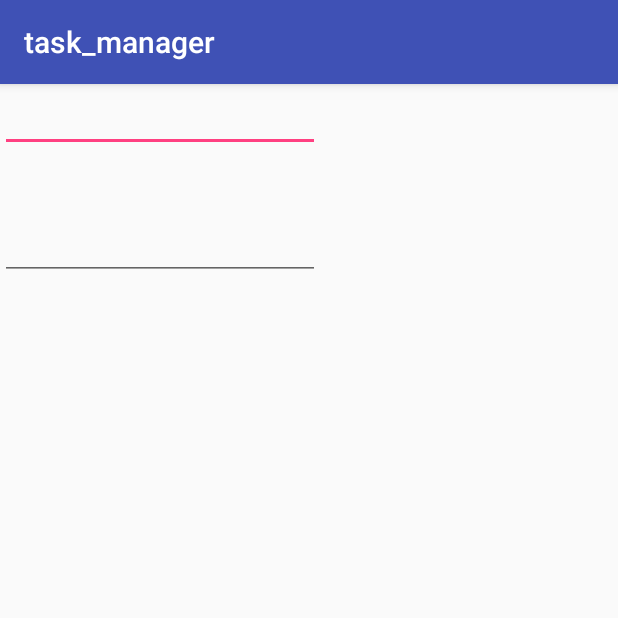
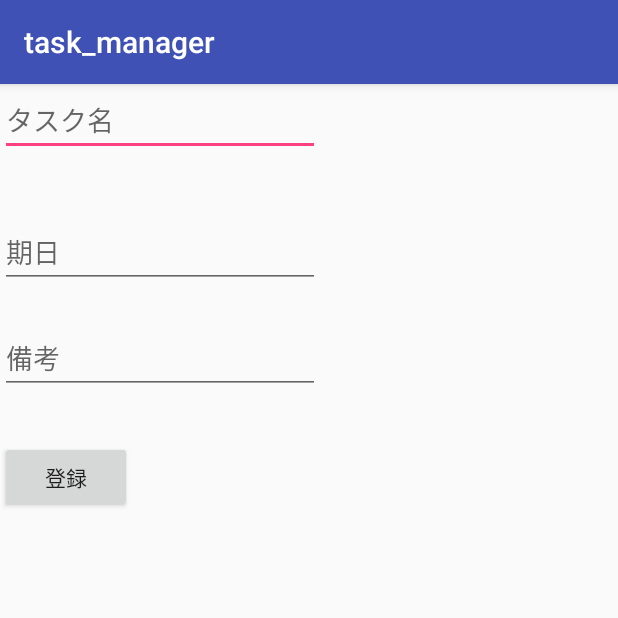
Before and after one commit to OhtaK/android_task_manager, an Android app: the screen it shows after launch (TaskActivity), after a tap on "タスク追加へ", on a phone screen of 412 x 824 dp, the top half of it. Run offline under Robolectric (Android 15) with nearby library versions, the phone set to English and light mode, and no system bars.

```diff
--- a/app/src/main/java/com/example/kota/task_manager/MainActivity.java
+++ b/app/src/main/java/com/example/kota/task_manager/MainActivity.java
@@ -5,13 +5,53 @@ import android.os.Bundle;
 import android.widget.Button;
 import android.view.View;
 import android.content.Intent;
+import android.database.Cursor;
+import android.database.sqlite.SQLiteDatabase;
 
 public class MainActivity extends AppCompatActivity {
+
+    private MySQLiteOpenHelper helper;
 
     @Override
     protected void onCreate(Bundle savedInstanceState) {
         super.onCreate(savedInstanceState);
         setContentView(R.layout.activity_main);
+
+        // DB作成
+        helper = new MySQLiteOpenHelper(getApplicationContext());
+
+        SQLiteDatabase db = helper.getReadableDatabase();
+        Cursor cursor = db.query(
+                "task",
+                new String[] {"title", "description", "limit_date", "create_date", "update_date"},
+                null,
+                null,
+                null,
+                null,
+                null
+        );
+
+        cursor.moveToFirst();
+
+        StringBuilder sbuilder = new StringBuilder();
+
+        for (int i = 0; i < cursor.getCount(); i++) {
+            sbuilder.append(cursor.getString(0));
+            sbuilder.append(",");
+            sbuilder.append(cursor.getString(1));
+            sbuilder.append(",");
+            sbuilder.append(cursor.getString(2));
+            sbuilder.append(",");
+            sbuilder.append(cursor.getString(3));
+            sbuilder.append(",");
+            sbuilder.append(cursor.getString(4));
+            sbuilder.append("点\n\n");
+            cursor.moveToNext();
+        }
+
+        cursor.close();
+
+        String result = sbuilder.toString();
 
         Button sendButton = findViewById(R.id.to_task_edit);
         sendButton.setOnClickListener(new View.OnClickListener() {
--- /dev/null
+++ b/app/src/main/java/com/example/kota/task_manager/MySQLiteOpenHelper.java
@@ -0,0 +1,78 @@
+package com.example.kota.task_manager;
+
+/**
+ * Created by keisuke-ota on 2019/05/03.
+ */
+
+import android.content.ContentValues;
+import android.content.Context;
+import android.database.sqlite.SQLiteDatabase;
+import android.database.sqlite.SQLiteOpenHelper;
+
+public class MySQLiteOpenHelper  extends SQLiteOpenHelper {
+
+    // データーベースのバージョン
+    private static final int DATABASE_VERSION = 1;
+
+    // データーベース情報を変数に格納
+    private static final String DATABASE_NAME = "taskManager.db";
+    private static final String TABLE_NAME = "task";
+    private static final String _ID = "_id";
+    private static final String COLUMN_NAME_TITLE = "title";
+    private static final String COLUMN_DESCRIPTION = "description";
+    private static final String COLUMN_LIMIT_DATE = "limit_date";
+    private static final String COLUMN_CREATE_DATE = "create_date";
+    private static final String COLUMN_UPDATE_DATE = "update_date";
+
+    private static final String SQL_CREATE_ENTRIES =
+            "CREATE TABLE " + TABLE_NAME + " (" +
+                    _ID + " INTEGER PRIMARY KEY," +
+                    COLUMN_NAME_TITLE + " TEXT," +
+                    COLUMN_DESCRIPTION + " TEXT," +
+                    COLUMN_LIMIT_DATE + " TEXT," +
+                    COLUMN_CREATE_DATE + " TEXT," +
+                    COLUMN_UPDATE_DATE + " TEXT)";
+
+    private static final String SQL_DELETE_ENTRIES =
+            "DROP TABLE IF EXISTS " + TABLE_NAME;
+
+
+    MySQLiteOpenHelper(Context context) {
+        super(context, DATABASE_NAME, null, DATABASE_VERSION);
+
+    }
+
+    @Override
+    public void onCreate(SQLiteDatabase db) {
+        db.execSQL(
+                SQL_CREATE_ENTRIES
+        );
+
+        saveData(db, "music1", "desc1", "2017-12-09 15:00:00", "2017-12-09 15:00:00", "2017-12-09 15:00:00");
+        saveData(db, "music2", "desc2", "2017-12-09 15:00:00", "2017-12-09 15:00:00", "2017-12-09 15:00:00");
+    }
+
+    // 参考：https://sankame.github.io/blog/2017-09-05-android_sqlite_db_upgrade/
+    @Override
+    public void onUpgrade(SQLiteDatabase db, int oldVersion, int newVersion) {
+        db.execSQL(
+                SQL_DELETE_ENTRIES
+        );
+        onCreate(db);
+    }
+
+    public void onDowngrade(SQLiteDatabase db, int oldVersion, int newVersion) {
+        onUpgrade(db, oldVersion, newVersion);
+    }
+
+    public static void saveData(SQLiteDatabase db, String title, String description, String limit_date, String create_date, String update_date){
+        ContentValues values = new ContentValues();
+        values.put("title", title);
+        values.put("description", description);
+        values.put("limit_date", limit_date);
+        values.put("create_date", create_date);
+        values.put("update_date", update_date);
+
+        db.insert(TABLE_NAME, null, values);
+    }
+}
--- a/app/src/main/java/com/example/kota/task_manager/TaskActivity.java
+++ b/app/src/main/java/com/example/kota/task_manager/TaskActivity.java
@@ -4,17 +4,47 @@ package com.example.kota.task_manager;
  * Created by keisuke-ota on 2019/04/17.
  */
 
+import android.database.Cursor;
+import android.database.sqlite.SQLiteDatabase;
 import android.support.v7.app.AppCompatActivity;
 import android.os.Bundle;
 import android.widget.Button;
+import android.widget.EditText;
 import android.view.View;
 import android.content.Intent;
 
 public class TaskActivity extends AppCompatActivity  {
 
+    private MySQLiteOpenHelper helper;
+
     @Override
     protected void onCreate(Bundle savedInstanceState) {
         super.onCreate(savedInstanceState);
         setContentView(R.layout.task_add);
+
+        Button taskAddButton = findViewById(R.id.task_add_btn);
+        taskAddButton.setOnClickListener(new View.OnClickListener() {
+            @Override
+            public void onClick(View v) {
+
+                //各テキストボックスの値取得
+                EditText etTitle = (EditText) findViewById(R.id.edit_task_name);
+                EditText etLimitDate = (EditText) findViewById(R.id.edit_limit_date);
+                EditText etDescription = (EditText) findViewById(R.id.edit_description);
+
+                String title = etTitle.getText().toString();
+                String limitDate = etLimitDate.getText().toString();
+                String description = etDescription.getText().toString();
+
+                //SQLiteに保存
+                helper = new MySQLiteOpenHelper(getApplicationContext());
+                SQLiteDatabase db = helper.getReadableDatabase();
+                MySQLiteOpenHelper.saveData(db, title, limitDate, description, "2017-12-09 15:00:00", "2017-12-09 15:00:00");
+
+                //トップページにリダイレクト
+                Intent intent = new Intent(getApplication(), MainActivity.class);
+                startActivity(intent);
+            }
+        });
     }
 }
--- a/app/src/main/res/layout/task_add.xml
+++ b/app/src/main/res/layout/task_add.xml
@@ -22,7 +22,7 @@
             android:inputType="text"
             tools:layout_editor_absoluteX="44dp"
             tools:layout_editor_absoluteY="84dp"
-            tools:text="タスク名" />
+            android:hint="タスク名" />
 
         <EditText
             android:id="@+id/edit_limit_date"
@@ -36,7 +36,31 @@
             android:inputType="text"
             tools:layout_editor_absoluteX="44dp"
             tools:layout_editor_absoluteY="84dp"
-            tools:text="期日" />
+            android:hint="期日" />
+
+        <EditText
+            android:id="@+id/edit_description"
+            android:layout_width="wrap_content"
+            android:layout_height="wrap_content"
+            android:layout_alignParentLeft="true"
+            android:layout_alignParentStart="true"
+            android:layout_centerVertical="true"
+            android:ems="10"
+            android:inputType="text"
+            tools:layout_editor_absoluteX="44dp"
+            tools:layout_editor_absoluteY="84dp"
+            android:hint="備考" />
+
+        <Button
+            android:id="@+id/task_add_btn"
+            android:layout_width="wrap_content"
+            android:layout_height="wrap_content"
+            android:layout_alignParentLeft="true"
+            android:layout_alignParentStart="true"
+            android:layout_below="@+id/edit_description"
+            android:layout_marginTop="31dp"
+            android:text="登録" />
+
     </RelativeLayout>
 
 </android.support.constraint.ConstraintLayout>
```
